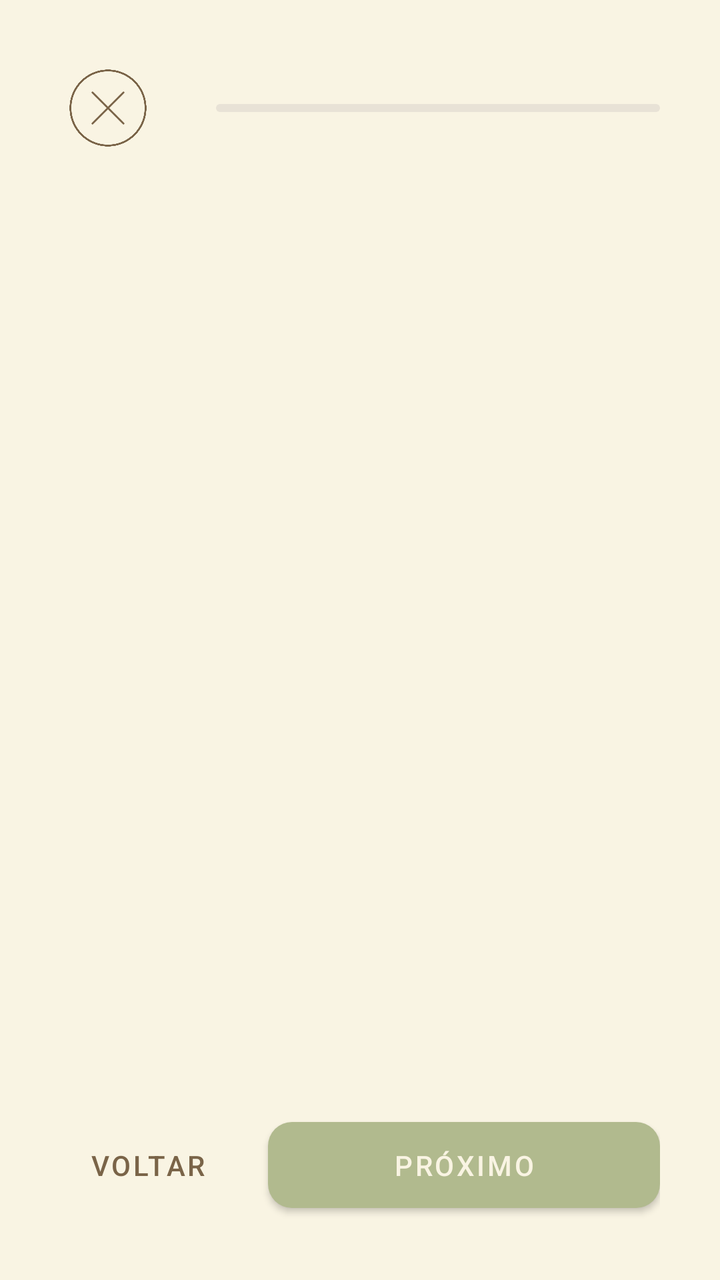
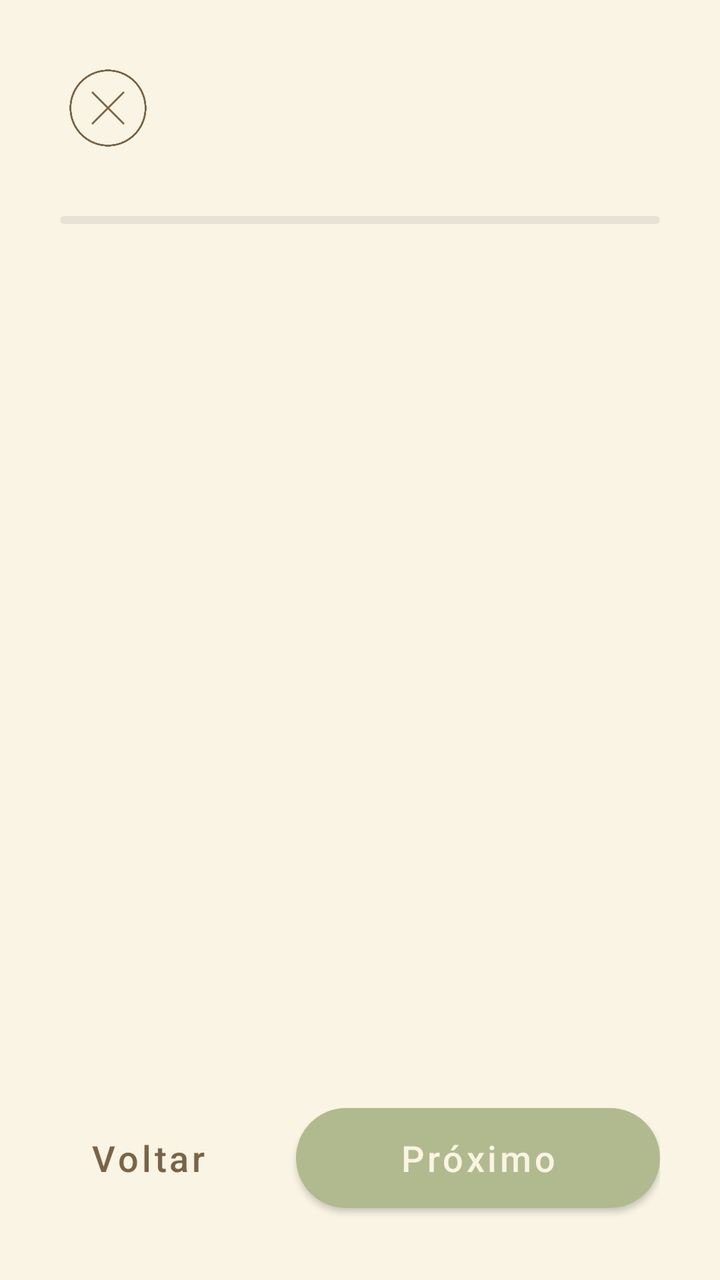

The first picture is an Android layout as it rendered before a commit; the second is the same layout after the commit. The layout source and the unified diff follow.
<!-- AndroidManifest.xml: application theme Theme.Orbi -->
<!-- res/layout/activity_create_cycle.xml -->
<?xml version="1.0" encoding="utf-8"?>
<androidx.constraintlayout.widget.ConstraintLayout
    xmlns:android="http://schemas.android.com/apk/res/android"
    xmlns:app="http://schemas.android.com/apk/res-auto"
    xmlns:tools="http://schemas.android.com/tools"
    android:layout_width="match_parent"
    android:layout_height="match_parent"
    android:background="@color/orbi_cream"
    tools:context=".ui.createcycle.CreateCycleActivity">


    
    <ImageButton
        android:id="@+id/btn_close"
        android:layout_width="48dp"
        android:layout_height="48dp"
        android:layout_marginStart="30dp"
        android:layout_marginTop="30dp"
        android:background="?attr/selectableItemBackgroundBorderless"
        android:contentDescription="Fechar assistente"
        android:scaleType="centerInside"
        android:src="@drawable/ic_cancel"
        app:layout_constraintStart_toStartOf="parent"
        app:layout_constraintTop_toTopOf="parent"
        app:tint="@color/orbi_dark_brown" />


    


    

    <com.google.android.material.progressindicator.LinearProgressIndicator
        android:id="@+id/progress_bar"
        android:layout_width="0dp"
        android:layout_height="4dp"
        android:layout_marginHorizontal="20dp"
        android:layout_marginStart="30dp"
        android:layout_marginEnd="30dp"
        android:max="5"
        android:progress="1"
        app:indicatorColor="@color/orbi_olive"
        app:layout_constraintBottom_toBottomOf="@+id/btn_close"
        app:layout_constraintEnd_toEndOf="parent"
        app:layout_constraintStart_toEndOf="@+id/btn_close"
        app:layout_constraintTop_toTopOf="@+id/btn_close"
        app:trackColor="#E8E2D6"
        app:trackCornerRadius="5dp" />

    <androidx.viewpager2.widget.ViewPager2
        android:id="@+id/view_pager"
        android:layout_width="0dp"
        android:layout_height="0dp"
        android:layout_marginTop="30dp"
        android:layout_marginBottom="16dp"
        app:layout_constraintBottom_toTopOf="@+id/bottom_navigation_bar"
        app:layout_constraintEnd_toEndOf="parent"
        app:layout_constraintStart_toStartOf="parent"
        app:layout_constraintTop_toBottomOf="@+id/progress_bar" />


    
    <androidx.constraintlayout.widget.ConstraintLayout
        android:id="@+id/bottom_navigation_bar"
        android:layout_width="0dp"
        android:layout_height="wrap_content"
        android:background="@color/orbi_cream"
        android:paddingHorizontal="30dp"
        android:paddingVertical="30dp"
        app:layout_constraintBottom_toBottomOf="parent"
        app:layout_constraintEnd_toEndOf="parent"
        app:layout_constraintStart_toStartOf="parent">


        
        <com.google.android.material.button.MaterialButton
            android:id="@+id/btn_back"
            style="@style/Widget.MaterialComponents.Button.TextButton"
            android:layout_width="wrap_content"
            android:layout_height="55dp"
            android:enabled="false"
            android:text="Voltar"
            android:textColor="@color/orbi_dark_brown"
            app:layout_constraintBottom_toBottomOf="parent"
            app:layout_constraintStart_toStartOf="parent"
            app:layout_constraintTop_toTopOf="parent" />


        
        <com.google.android.material.button.MaterialButton
            android:id="@+id/btn_next"
            android:layout_width="0dp"
            android:layout_height="55dp"
            android:layout_marginStart="16dp"
            android:text="Próximo"
            android:textColor="@color/orbi_cream"
            app:backgroundTint="@color/orbi_olive"
            app:cornerRadius="12dp"
            app:layout_constraintBottom_toBottomOf="parent"
            app:layout_constraintEnd_toEndOf="parent"
            app:layout_constraintStart_toEndOf="@+id/btn_back"
            app:layout_constraintTop_toTopOf="parent" />


    </androidx.constraintlayout.widget.ConstraintLayout>


</androidx.constraintlayout.widget.ConstraintLayout>
<!-- resources referenced by this layout -->
<resources>
  <color name="orbi_cream">#F9F4E3</color>
  <color name="orbi_dark_brown">#7A6448</color>
  <color name="orbi_olive">#B1BA8E</color>
  <!-- drawable ic_cancel: png bitmap (drawable, 23396 bytes) -->
  <style name="Theme.Orbi" parent="Theme.MaterialComponents.Light.NoActionBar">
  
  
          <item name="colorPrimary">@color/orbi_dark_brown</item>
          <item name="colorPrimaryVariant">@color/orbi_olive</item>
          <item name="colorOnPrimary">@color/orbi_white</item>
          <item name="colorSecondary">@color/orbi_olive</item>
          <item name="colorSecondaryVariant">@color/orbi_light_olive</item>
          <item name="colorOnSecondary">@color/orbi_white</item>
  
  
          
          <item name="android:statusBarColor">@color/orbi_cream</item>
          <item name="android:windowLightStatusBar">true</item>
  
  
          
          <item name="android:navigationBarColor">@color/orbi_cream</item>
          <item name="android:windowLightNavigationBar" tools:targetApi="o_mr1">true</item>
  
  
      </style>
  <color name="orbi_white">#FFFFFF</color>
  <color name="orbi_light_olive">#D4DDB1</color>
</resources>

<!-- the commit's change to res/layout/activity_create_cycle.xml (unified diff, before → after) -->
@@ -36,14 +36,14 @@
         android:layout_height="4dp"
         android:layout_marginHorizontal="20dp"
         android:layout_marginStart="30dp"
+        android:layout_marginTop="30dp"
         android:layout_marginEnd="30dp"
         android:max="5"
         android:progress="1"
         app:indicatorColor="@color/orbi_olive"
-        app:layout_constraintBottom_toBottomOf="@+id/btn_close"
         app:layout_constraintEnd_toEndOf="parent"
-        app:layout_constraintStart_toEndOf="@+id/btn_close"
-        app:layout_constraintTop_toTopOf="@+id/btn_close"
+        app:layout_constraintStart_toStartOf="parent"
+        app:layout_constraintTop_toBottomOf="@+id/btn_close"
         app:trackColor="#E8E2D6"
         app:trackCornerRadius="5dp" />
 
@@ -77,9 +77,11 @@
             android:id="@+id/btn_back"
             style="@style/Widget.MaterialComponents.Button.TextButton"
             android:layout_width="wrap_content"
-            android:layout_height="55dp"
+            android:layout_height="62dp"
             android:enabled="false"
             android:text="Voltar"
+            android:textSize="18sp"
+            android:textAllCaps="false"
             android:textColor="@color/orbi_dark_brown"
             app:layout_constraintBottom_toBottomOf="parent"
             app:layout_constraintStart_toStartOf="parent"
@@ -90,16 +92,20 @@
         <com.google.android.material.button.MaterialButton
             android:id="@+id/btn_next"
             android:layout_width="0dp"
-            android:layout_height="55dp"
-            android:layout_marginStart="16dp"
+            android:layout_height="62dp"
+            android:layout_marginStart="30dp"
             android:text="Próximo"
+            android:textAllCaps="false"
             android:textColor="@color/orbi_cream"
+            android:textSize="18sp"
             app:backgroundTint="@color/orbi_olive"
-            app:cornerRadius="12dp"
+            app:cornerRadius="30dp"
             app:layout_constraintBottom_toBottomOf="parent"
             app:layout_constraintEnd_toEndOf="parent"
+            app:layout_constraintHorizontal_bias="0.0"
             app:layout_constraintStart_toEndOf="@+id/btn_back"
-            app:layout_constraintTop_toTopOf="parent" />
+            app:layout_constraintTop_toTopOf="parent"
+            app:layout_constraintVertical_bias="0.0" />
 
 
     </androidx.constraintlayout.widget.ConstraintLayout>
